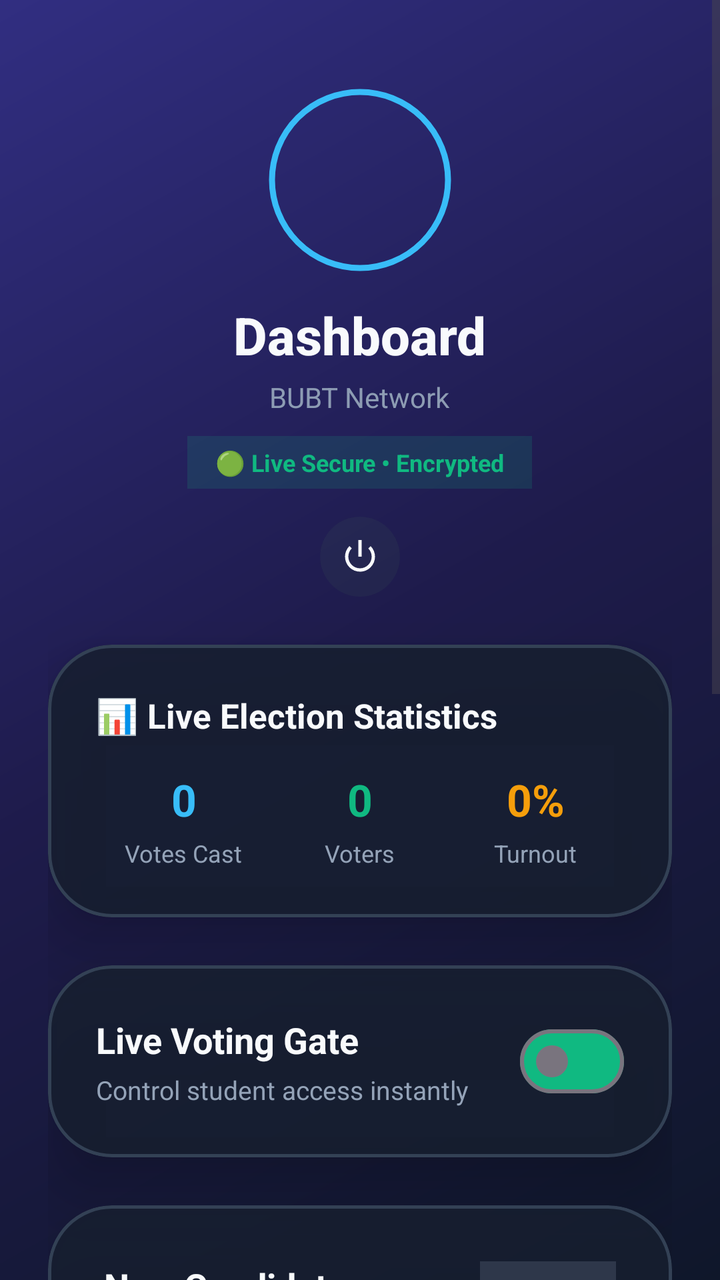
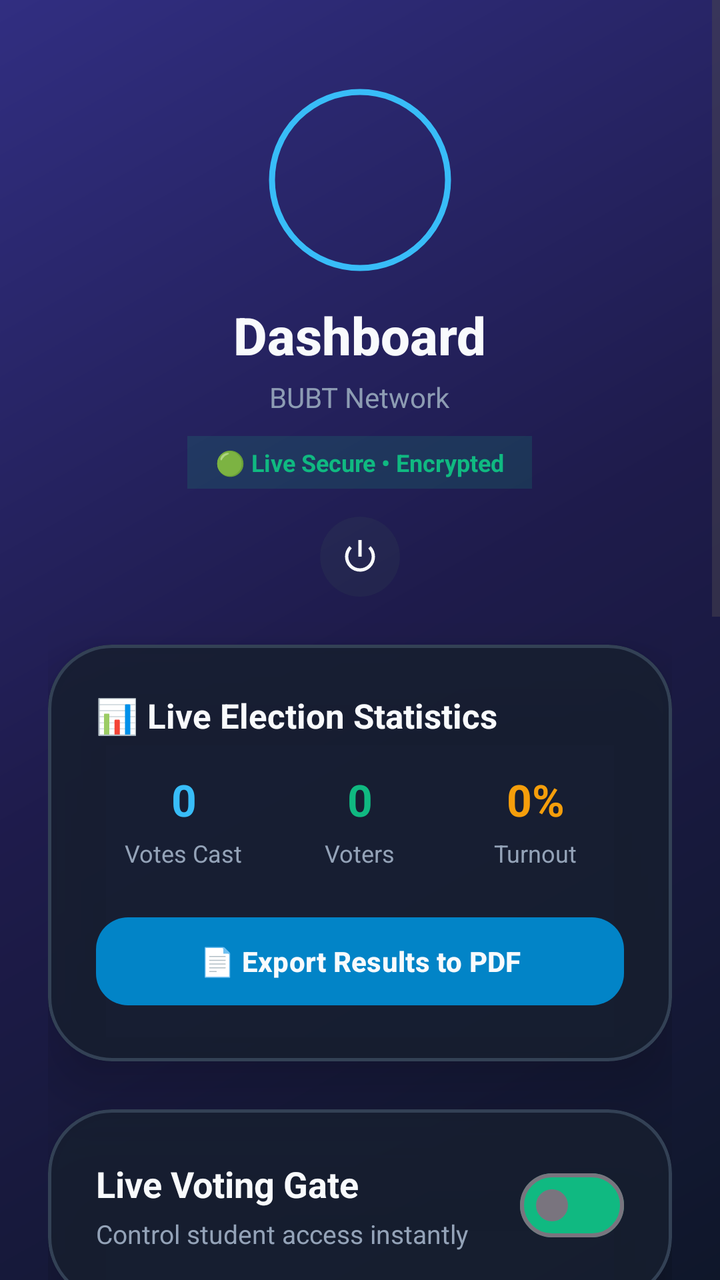

Compare the two renders of this Android layout. The source of the first and the diff that turns it into the second are given below.
<!-- AndroidManifest.xml: application theme Theme.CRConnect -->
<!-- res/layout/activity_teacher_dashboard.xml -->
<?xml version="1.0" encoding="utf-8"?>
<ScrollView xmlns:android="http://schemas.android.com/apk/res/android"
    xmlns:app="http://schemas.android.com/apk/res-auto"
    xmlns:tools="http://schemas.android.com/tools"
    android:layout_width="match_parent"
    android:layout_height="match_parent"
    android:fillViewport="true"
    android:background="@drawable/bg_gradient">

    <LinearLayout
        android:layout_width="match_parent"
        android:layout_height="wrap_content"
        android:orientation="vertical"
        android:paddingHorizontal="24dp"
        android:paddingVertical="16dp">

        <include layout="@layout/include_header" />

        
        <com.google.android.material.card.MaterialCardView
            android:layout_width="match_parent"
            android:layout_height="wrap_content"
            app:cardCornerRadius="32dp"
            app:cardElevation="20dp"
            android:layout_marginBottom="24dp"
            app:cardBackgroundColor="#D9171F2F"
            app:strokeWidth="1.5dp"
            app:strokeColor="#334155">

            <LinearLayout
                android:layout_width="match_parent"
                android:layout_height="wrap_content"
                android:orientation="vertical"
                android:baselineAligned="false"
                android:padding="24dp">

                <TextView
                    android:layout_width="wrap_content"
                    android:layout_height="wrap_content"
                    android:text="📊 Live Election Statistics"
                    android:textSize="17sp"
                    android:textStyle="bold"
                    android:textColor="#F8FAFC"
                    android:layout_marginBottom="16dp"/>

                <LinearLayout
                    android:layout_width="match_parent"
                    android:layout_height="wrap_content"
                    android:orientation="horizontal"
                    android:baselineAligned="false"
                    android:weightSum="3">

                    <LinearLayout
                        android:layout_width="0dp"
                        android:layout_height="wrap_content"
                        android:layout_weight="1"
                        android:orientation="vertical"
                        android:gravity="center">
                        <TextView
                            android:id="@+id/tvStatTotalVotes"
                            android:layout_width="wrap_content"
                            android:layout_height="wrap_content"
                            android:text="0"
                            android:textSize="22sp"
                            android:textStyle="bold"
                            android:textColor="#38BDF8"/>
                        <TextView
                            android:layout_width="wrap_content"
                            android:layout_height="wrap_content"
                            android:text="Votes Cast"
                            android:textSize="12sp"
                            android:textColor="#94A3B8"
                            android:layout_marginTop="4dp"/>
                    </LinearLayout>

                    <LinearLayout
                        android:layout_width="0dp"
                        android:layout_height="wrap_content"
                        android:layout_weight="1"
                        android:orientation="vertical"
                        android:gravity="center">
                        <TextView
                            android:id="@+id/tvStatTotalVoters"
                            android:layout_width="wrap_content"
                            android:layout_height="wrap_content"
                            android:text="0"
                            android:textSize="22sp"
                            android:textStyle="bold"
                            android:textColor="#10B981"/>
                        <TextView
                            android:layout_width="wrap_content"
                            android:layout_height="wrap_content"
                            android:text="Voters"
                            android:textSize="12sp"
                            android:textColor="#94A3B8"
                            android:layout_marginTop="4dp"/>
                    </LinearLayout>

                    <LinearLayout
                        android:layout_width="0dp"
                        android:layout_height="wrap_content"
                        android:layout_weight="1"
                        android:orientation="vertical"
                        android:gravity="center">
                        <TextView
                            android:id="@+id/tvStatTurnout"
                            android:layout_width="wrap_content"
                            android:layout_height="wrap_content"
                            android:text="0%"
                            android:textSize="22sp"
                            android:textStyle="bold"
                            android:textColor="#F59E0B"/>
                        <TextView
                            android:layout_width="wrap_content"
                            android:layout_height="wrap_content"
                            android:text="Turnout"
                            android:textSize="12sp"
                            android:textColor="#94A3B8"
                            android:layout_marginTop="4dp"/>
                    </LinearLayout>
                </LinearLayout>
            </LinearLayout>
        </com.google.android.material.card.MaterialCardView>

        
        <com.google.android.material.card.MaterialCardView
            android:layout_width="match_parent"
            android:layout_height="wrap_content"
            app:cardCornerRadius="32dp"
            app:cardElevation="20dp"
            android:layout_marginBottom="24dp"
            app:cardBackgroundColor="#D9171F2F"
            app:strokeWidth="1.5dp"
            app:strokeColor="#334155">

            <LinearLayout
                android:layout_width="match_parent"
                android:layout_height="wrap_content"
                android:orientation="horizontal"
                android:padding="24dp"
                android:gravity="center_vertical">

                <LinearLayout
                    android:layout_width="0dp"
                    android:layout_height="wrap_content"
                    android:layout_weight="1"
                    android:orientation="vertical">

                    <TextView
                        android:layout_width="wrap_content"
                        android:layout_height="wrap_content"
                        android:text="Live Voting Gate"
                        android:textSize="18sp"
                        android:textStyle="bold"
                        android:textColor="#F8FAFC"/>
                    <TextView
                        android:layout_width="wrap_content"
                        android:layout_height="wrap_content"
                        android:text="Control student access instantly"
                        android:textSize="13sp"
                        android:textColor="#94A3B8"
                        android:layout_marginTop="4dp"/>
                </LinearLayout>

                <com.google.android.material.materialswitch.MaterialSwitch
                    android:id="@+id/switchMasterVoting"
                    android:layout_width="wrap_content"
                    android:layout_height="wrap_content"
                    app:trackTint="#10B981"/>
            </LinearLayout>
        </com.google.android.material.card.MaterialCardView>

        
        <com.google.android.material.card.MaterialCardView
            android:layout_width="match_parent"
            android:layout_height="wrap_content"
            app:cardCornerRadius="32dp"
            app:cardElevation="20dp"
            android:layout_marginBottom="24dp"
            app:cardBackgroundColor="#D9171F2F"
            app:strokeWidth="1.5dp"
            app:strokeColor="#334155">

            <LinearLayout
                android:layout_width="match_parent"
                android:layout_height="wrap_content"
                android:orientation="vertical"
                android:padding="28dp">

                <RelativeLayout
                    android:layout_width="match_parent"
                    android:layout_height="wrap_content"
                    android:layout_marginBottom="20dp">

                    <TextView
                        android:layout_width="wrap_content"
                        android:layout_height="wrap_content"
                        android:text="New Candidate"
                        android:textSize="18sp"
                        android:textStyle="bold"
                        android:textColor="#F8FAFC"/>

                    <TextView
                        android:id="@+id/tvTotalCandidates"
                        android:layout_width="wrap_content"
                        android:layout_height="wrap_content"
                        android:layout_alignParentEnd="true"
                        android:text="Total: 0"
                        android:textSize="12sp"
                        android:textStyle="bold"
                        android:textColor="#38BDF8"
                        android:background="#2E374A"
                        android:paddingHorizontal="14dp"
                        android:paddingVertical="6dp"/>
                </RelativeLayout>

                <com.google.android.material.textfield.TextInputLayout
                    android:layout_width="match_parent"
                    android:layout_height="wrap_content"
                    style="@style/Widget.Material3.TextInputLayout.OutlinedBox"
                    android:layout_marginBottom="20dp"
                    app:boxCornerRadiusTopStart="16dp" app:boxCornerRadiusTopEnd="16dp"
                    app:boxCornerRadiusBottomStart="16dp" app:boxCornerRadiusBottomEnd="16dp"
                    app:boxStrokeColor="#10B981"
                    app:hintTextColor="#64748B"
                    android:textColorHint="#94A3B8">

                    <com.google.android.material.textfield.TextInputEditText
                        android:id="@+id/etCandidateName"
                        android:layout_width="match_parent"
                        android:layout_height="wrap_content"
                        android:hint="Full Name"
                        android:textColor="#FFFFFF"/>
                </com.google.android.material.textfield.TextInputLayout>

                <com.google.android.material.button.MaterialButton
                    android:id="@+id/btnAddCandidate"
                    android:layout_width="match_parent"
                    android:layout_height="56dp"
                    android:text="Publish to Dashboard"
                    android:textStyle="bold"
                    app:backgroundTint="#10B981"
                    app:cornerRadius="16dp"/>

                <com.google.android.material.button.MaterialButton
                    android:id="@+id/btnClearName"
                    android:layout_width="match_parent"
                    android:layout_height="wrap_content"
                    android:text="Reset Input"
                    style="@style/Widget.Material3.Button.TextButton"
                    android:layout_marginTop="8dp"
                    android:textColor="#94A3B8"/>
            </LinearLayout>
        </com.google.android.material.card.MaterialCardView>

        
        <com.google.android.material.card.MaterialCardView
            android:layout_width="match_parent"
            android:layout_height="wrap_content"
            app:cardCornerRadius="32dp"
            app:cardElevation="16dp"
            app:cardBackgroundColor="#D9171F2F"
            app:strokeWidth="1.5dp"
            app:strokeColor="#334155"
            android:layout_marginBottom="28dp">

            <LinearLayout
                android:layout_width="match_parent"
                android:layout_height="wrap_content"
                android:orientation="vertical"
                android:padding="24dp">

                <TextView
                    android:layout_width="wrap_content"
                    android:layout_height="wrap_content"
                    android:text="Advanced Controls"
                    android:textSize="15sp"
                    android:textStyle="bold"
                    android:textColor="#94A3B8"
                    android:layout_marginBottom="16dp"/>

                <LinearLayout
                    android:layout_width="match_parent"
                    android:layout_height="wrap_content"
                    android:orientation="horizontal"
                    android:baselineAligned="false">

                    <com.google.android.material.button.MaterialButton
                        android:id="@+id/btnRunOff"
                        android:layout_width="0dp"
                        android:layout_height="wrap_content"
                        android:layout_weight="1"
                        android:text="Run-off"
                        android:layout_marginEnd="8dp"
                        app:backgroundTint="#8B5CF6"
                        app:cornerRadius="16dp"/>

                    <com.google.android.material.button.MaterialButton
                        android:id="@+id/btnResetVotes"
                        android:layout_width="0dp"
                        android:layout_height="wrap_content"
                        android:layout_weight="1"
                        android:text="Reset All"
                        app:backgroundTint="#EF4444"
                        app:cornerRadius="16dp"/>
                </LinearLayout>
            </LinearLayout>
        </com.google.android.material.card.MaterialCardView>

        
        <LinearLayout
            android:layout_width="match_parent"
            android:layout_height="wrap_content"
            android:orientation="vertical"
            android:paddingBottom="40dp">

            <TextView
                android:layout_width="wrap_content"
                android:layout_height="wrap_content"
                android:text="Published Candidates"
                android:textSize="18sp"
                android:textStyle="bold"
                android:textColor="#F8FAFC"
                android:layout_marginBottom="16dp"
                android:layout_marginStart="4dp"/>

            <LinearLayout
                android:id="@+id/containerAdminCandidates"
                android:layout_width="match_parent"
                android:layout_height="wrap_content"
                android:orientation="vertical"/>
        </LinearLayout>

    </LinearLayout>
</ScrollView>
<!-- res/layout/include_header.xml (included above) -->
<?xml version="1.0" encoding="utf-8"?>
<LinearLayout xmlns:android="http://schemas.android.com/apk/res/android"
    xmlns:app="http://schemas.android.com/apk/res-auto"
    android:layout_width="match_parent"
    android:layout_height="wrap_content"
    android:orientation="vertical"
    android:gravity="center"
    android:paddingTop="28dp"
    android:paddingBottom="20dp">

    <com.google.android.material.imageview.ShapeableImageView
        android:id="@+id/imgUserProfile"
        android:layout_width="92dp"
        android:layout_height="92dp"
        android:src="@drawable/ic_app_main"
        android:scaleType="centerCrop"
        app:shapeAppearanceOverlay="@style/ShapeAppearance.App.Circular"
        android:padding="2dp"
        app:strokeWidth="3dp"
        app:strokeColor="#38BDF8"
        android:layout_marginBottom="14dp"/>

    <TextView
        android:id="@+id/tvHeaderTitle"
        android:layout_width="wrap_content"
        android:layout_height="wrap_content"
        android:text="Dashboard"
        android:textSize="26sp"
        android:textStyle="bold"
        android:textColor="#F8FAFC"
        android:fontFamily="sans-serif-medium"/>

    <TextView
        android:id="@+id/tvHeaderSubtitle"
        android:layout_width="wrap_content"
        android:layout_height="wrap_content"
        android:text="BUBT Network"
        android:textSize="14sp"
        android:textColor="#94A3B8"
        android:alpha="0.95"
        android:layout_marginTop="4dp"/>

    
    <TextView
        android:layout_width="wrap_content"
        android:layout_height="wrap_content"
        android:text="🟢 Live Secure • Encrypted"
        android:textSize="12sp"
        android:textColor="#10B981"
        android:textStyle="bold"
        android:background="#2610B981"
        android:paddingHorizontal="14dp"
        android:paddingVertical="5dp"
        android:layout_marginTop="10dp"/>

    <com.google.android.material.button.MaterialButton
        android:id="@+id/btnLogout"
        style="@style/Widget.Material3.Button.IconButton"
        android:layout_width="48dp"
        android:layout_height="48dp"
        android:layout_marginTop="10dp"
        app:icon="@android:drawable/ic_lock_power_off"
        app:iconTint="#F8FAFC"
        app:iconSize="20dp"
        android:backgroundTint="#26334155"/>

</LinearLayout>
<!-- resources referenced by this layout -->
<resources>
  <!-- drawable bg_gradient (drawable) -->
  <?xml version="1.0" encoding="utf-8"?>
  <shape xmlns:android="http://schemas.android.com/apk/res/android">
      <gradient
          android:startColor="#0F172A"
          android:centerColor="#1E1B4B"
          android:endColor="#312E81"
          android:angle="135" />
  </shape>
  <!-- drawable ic_app_main: png bitmap (drawable, 915279 bytes) -->
  <style name="ShapeAppearance.App.Circular" parent="ShapeAppearance.Material3.Corner.Full">
          <item name="cornerSize">50%</item>
      </style>
  <style name="Theme.CRConnect" parent="Base.Theme.CRConnect" />
  <style name="Base.Theme.CRConnect" parent="Theme.Material3.DayNight.NoActionBar">
          <item name="colorPrimary">@color/primary</item>
          <item name="colorSecondary">@color/secondary</item>
          <item name="android:windowBackground">@color/background</item>
          <item name="colorSurface">@color/surface</item>
          <item name="colorOnSurface">@color/text_primary</item>
          <item name="colorOnSurfaceVariant">@color/text_secondary</item>
          <item name="colorError">@color/error</item>
          <item name="android:windowActivityTransitions">true</item>
      </style>
  <color name="primary">#6366F1</color>
  <color name="secondary">#06B6D4</color>
  <color name="background">#0F172A</color>
  <color name="surface">#1E293B</color>
  <color name="text_primary">#F8FAFC</color>
  <color name="text_secondary">#94A3B8</color>
  <color name="error">#EF4444</color>
</resources>

<!-- the commit's change to res/layout/activity_teacher_dashboard.xml (unified diff, before → after) -->
@@ -119,6 +119,19 @@
                             android:layout_marginTop="4dp"/>
                     </LinearLayout>
                 </LinearLayout>
+
+                
+                <com.google.android.material.button.MaterialButton
+                    android:id="@+id/btnExportPdf"
+                    android:layout_width="match_parent"
+                    android:layout_height="52dp"
+                    android:text="📄 Export Results to PDF"
+                    android:textSize="14sp"
+                    android:textStyle="bold"
+                    android:textColor="#F8FAFC"
+                    app:backgroundTint="#0284C7"
+                    app:cornerRadius="16dp"
+                    android:layout_marginTop="20dp"/>
             </LinearLayout>
         </com.google.android.material.card.MaterialCardView>
 
@@ -218,7 +231,7 @@
                     android:layout_width="match_parent"
                     android:layout_height="wrap_content"
                     style="@style/Widget.Material3.TextInputLayout.OutlinedBox"
-                    android:layout_marginBottom="20dp"
+                    android:layout_marginBottom="16dp"
                     app:boxCornerRadiusTopStart="16dp" app:boxCornerRadiusTopEnd="16dp"
                     app:boxCornerRadiusBottomStart="16dp" app:boxCornerRadiusBottomEnd="16dp"
                     app:boxStrokeColor="#10B981"
@@ -232,6 +245,36 @@
                         android:hint="Full Name"
                         android:textColor="#FFFFFF"/>
                 </com.google.android.material.textfield.TextInputLayout>
+
+                
+                <LinearLayout
+                    android:layout_width="match_parent"
+                    android:layout_height="wrap_content"
+                    android:orientation="horizontal"
+                    android:gravity="center_vertical"
+                    android:layout_marginBottom="20dp">
+
+                    <ImageView
+                        android:id="@+id/imgCandidatePhotoPreview"
+                        android:layout_width="60dp"
+                        android:layout_height="60dp"
+                        android:src="@drawable/ic_app_main"
+                        android:scaleType="centerCrop"
+                        android:background="#2E374A"
+                        android:layout_marginEnd="16dp"/>
+
+                    <com.google.android.material.button.MaterialButton
+                        android:id="@+id/btnPickCandidatePhoto"
+                        android:layout_width="0dp"
+                        android:layout_height="52dp"
+                        android:layout_weight="1"
+                        android:text="Select Candidate Photo"
+                        android:textSize="13sp"
+                        style="@style/Widget.Material3.Button.OutlinedButton"
+                        app:strokeColor="#10B981"
+                        android:textColor="#38BDF8"
+                        app:cornerRadius="16dp"/>
+                </LinearLayout>
 
                 <com.google.android.material.button.MaterialButton
                     android:id="@+id/btnAddCandidate"
